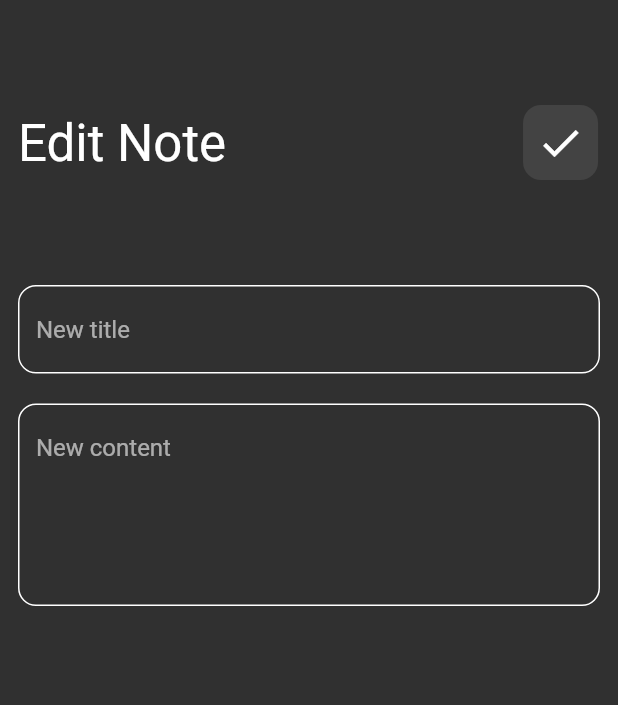
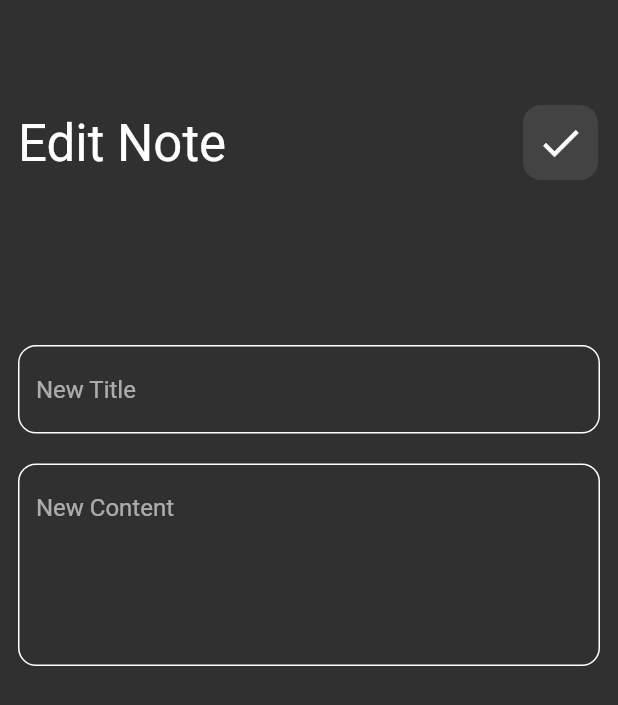
Before and after one commit to Ezalddin-Naddaf/NotesApp, a Flutter app: the EditNotesView screen opened directly, on a phone screen of 412 x 824 dp. Shown: the top 705 px of the screen. Run offline on Flutter 3.47's test engine with Material 2 defaults, Android fonts, the phone set to English and light mode, and no system bars; our stand-ins replace font_awesome_flutter; Roboto replaces fonts that are missing (Poppins).

Commit message:
created edit note view

```diff
--- a/lib/views/edit_view_body.dart
+++ b/lib/views/edit_view_body.dart
@@ -19,10 +19,11 @@ class EditNotesViewBody extends StatelessWidget {
             icon: Icons.done,
           ),
         ),
-        CustomTextField(hint: 'New title'),
+        SizedBox(height: 40),
+        CustomTextField(hint: 'New Title'),
         SizedBox(height: 20),
         CustomTextField(
-          hint: 'New content',
+          hint: 'New Content',
           maxLines: 5,
         )
       ]),
```
